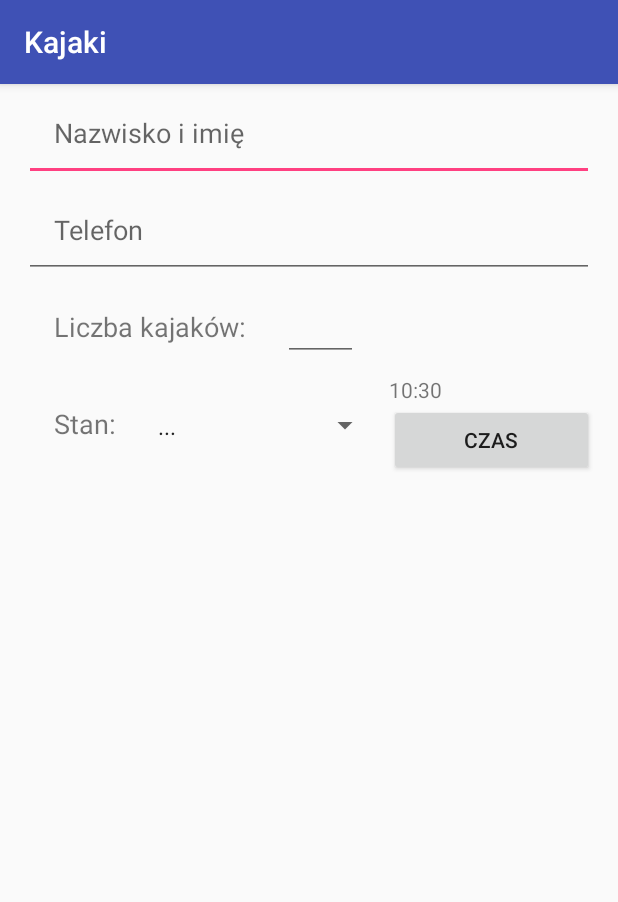
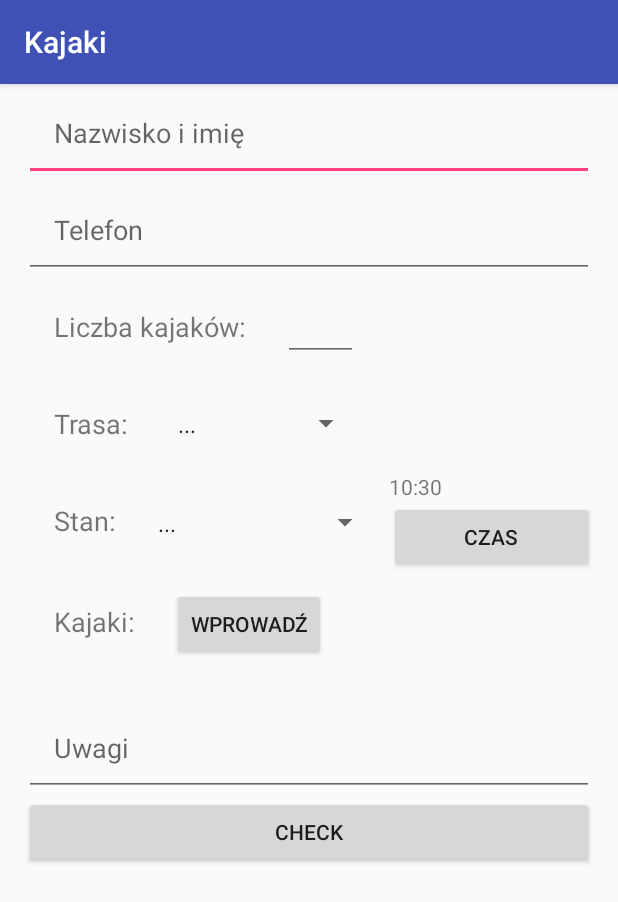
Before and after one commit to Wojcik94/Kajaki2, an Android app: the NowaGrupa screen opened directly, with no data from a screen before it, on a phone screen of 412 x 824 dp. Shown: the top 902 px of the screen. Run offline under Robolectric (Android 15) with nearby library versions, the phone set to English and light mode, and no system bars.

Commit message:
wygląd nowej grupy, ale jeszcze nic nie działa

```diff
--- a/app/src/main/java/com/example/wojcik94/kajaki/NowaGrupa.java
+++ b/app/src/main/java/com/example/wojcik94/kajaki/NowaGrupa.java
@@ -14,7 +14,7 @@ import java.util.Date;
 
 public class NowaGrupa extends AppCompatActivity {
 
-    protected int hour, minute;
+    private int hour, minute;
     private int telefon, liczba_kajakow, stan;
     TextView godzina;
 
@@ -32,12 +32,9 @@ public class NowaGrupa extends AppCompatActivity {
         godzina.setText(hour+":"+minute);
     }
 
-    public void setHour(int hour) {
-        this.hour = hour;
-    }
-
-    public void setMinute(int minute) {
-        this.minute = minute;
+    public void check(View view){
+        TextView check = (TextView) findViewById(R.id.check);
+        check.setText(hour+":"+minute);
     }
 
     public void setTime(View view){
--- a/app/src/main/res/layout/activity_nowa_grupa.xml
+++ b/app/src/main/res/layout/activity_nowa_grupa.xml
@@ -1,4 +1,8 @@
 <?xml version="1.0" encoding="utf-8"?>
+
+<ScrollView xmlns:android="http://schemas.android.com/apk/res/android"
+    android:layout_height="match_parent"
+    android:layout_width="match_parent">
 <LinearLayout xmlns:android="http://schemas.android.com/apk/res/android"
     android:layout_width="match_parent"
     android:layout_height="match_parent"
@@ -47,6 +51,26 @@
 
         <TextView
             android:layout_width="wrap_content"
+            android:layout_height="wrap_content"
+            android:padding='20dp'
+            android:textSize="18dp"
+            android:text="Trasa: "/>
+
+        <Spinner
+            android:layout_height="match_parent"
+            android:layout_width="wrap_content"
+            android:layout_marginRight="5dp"
+            android:entries="@array/trasy"/>
+
+    </LinearLayout>
+
+    <LinearLayout xmlns:android="http://schemas.android.com/apk/res/android"
+        android:layout_width="match_parent"
+        android:layout_height="wrap_content"
+        android:orientation="horizontal">
+
+        <TextView
+            android:layout_width="wrap_content"
             android:layout_height="match_parent"
             android:padding='20dp'
             android:textSize="18dp"
@@ -79,5 +103,50 @@
 
     </LinearLayout>
 
+    <LinearLayout xmlns:android="http://schemas.android.com/apk/res/android"
+        android:layout_width="match_parent"
+        android:layout_height="wrap_content"
+        android:orientation="horizontal">
+
+        <TextView
+            android:layout_width="wrap_content"
+            android:layout_height="wrap_content"
+            android:padding='20dp'
+            android:textSize="18dp"
+            android:text="Kajaki: "/>
+
+        <Button
+            android:layout_width="wrap_content"
+            android:layout_height="wrap_content"
+            android:text="wprowadź"
+            android:onClick="entry"/>
+
+    </LinearLayout>
+
+    <TextView
+        android:id="@+id/kajaki"
+        android:layout_width="wrap_content"
+        android:layout_height="wrap_content" />
+
+    <EditText
+        android:layout_width="match_parent"
+        android:layout_height="wrap_content"
+        android:padding="20dp"
+        android:inputType="text"
+        android:hint="Uwagi"/>
+
+    <Button
+        android:layout_width="match_parent"
+        android:layout_height="wrap_content"
+        android:text="check"
+        android:onClick="check"/>
+
+    <TextView
+        android:layout_width="wrap_content"
+        android:layout_height="wrap_content"
+        android:id="@+id/check"/>
+
+
 
 </LinearLayout>
+</ScrollView>
--- a/app/src/main/res/values/strings.xml
+++ b/app/src/main/res/values/strings.xml
@@ -10,5 +10,14 @@
         <item>Odebrani</item>
     </string-array>
 
+    <string-array name="trasy">
+        <item>...</item>
+        <item>Zakliczyn</item>
+        <item>Isep</item>
+        <item>Tarnów</item>
+        <item>Biała</item>
+        <item>Inna</item>
+    </string-array>
+
     <string name="pick_time">Czas</string>
 </resources>
```
